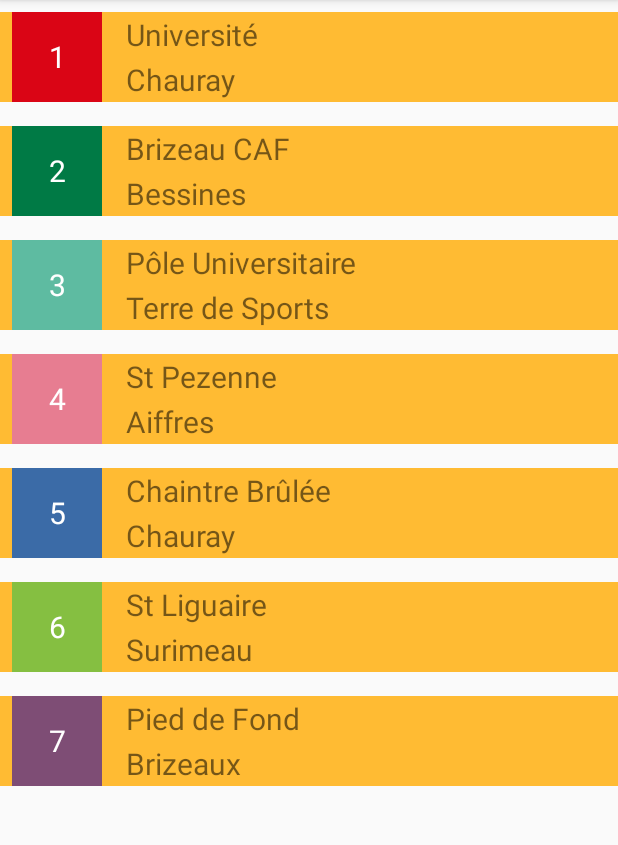
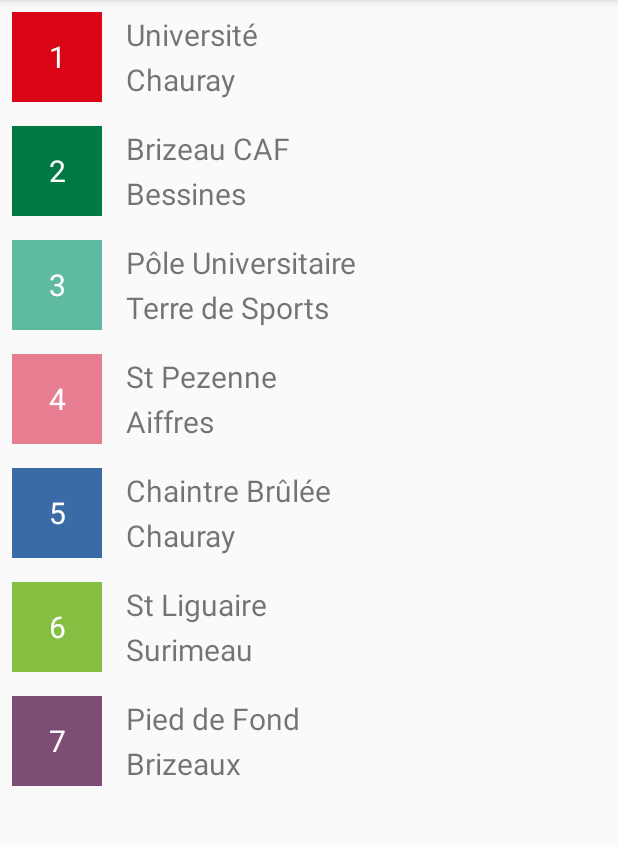
Before and after one commit to dcz-switcher/niortbus, an Android app: the screen it shows after launch (MainActivity), on a phone screen of 412 x 824 dp, the part 84-929 px from its top. Run offline under Robolectric (Android 15) with nearby library versions, the phone set to English and light mode, and no system bars.

Commit message:
fix layout of item list issue (not fit all width

```diff
--- a/app/src/main/res/layout/activity_main.xml
+++ b/app/src/main/res/layout/activity_main.xml
@@ -1,7 +1,6 @@
 <?xml version="1.0" encoding="utf-8"?>
 <android.support.constraint.ConstraintLayout
     xmlns:android="http://schemas.android.com/apk/res/android"
-    xmlns:app="http://schemas.android.com/apk/res-auto"
     xmlns:tools="http://schemas.android.com/tools"
     android:layout_width="match_parent"
     android:layout_height="match_parent"
--- a/app/src/main/res/layout/fragment_line_list.xml
+++ b/app/src/main/res/layout/fragment_line_list.xml
@@ -1,7 +1,6 @@
 <?xml version="1.0" encoding="utf-8"?>
 <android.support.v7.widget.RecyclerView
+    xmlns:android="http://schemas.android.com/apk/res/android"
     android:id="@+id/line_list"
     android:layout_width="match_parent"
-    android:layout_height="match_parent"
-
-    xmlns:android="http://schemas.android.com/apk/res/android"/>
+    android:layout_height="match_parent"/>
--- a/app/src/main/res/layout/line_list_item.xml
+++ b/app/src/main/res/layout/line_list_item.xml
@@ -1,11 +1,10 @@
 <?xml version="1.0" encoding="utf-8"?>
-
-<!--
-android:background="?attr/selectableItemBackground"
--->
+<RelativeLayout xmlns:android="http://schemas.android.com/apk/res/android"
+                android:layout_height="wrap_content"
+                android:layout_width="match_parent">
 
     <LinearLayout xmlns:android="http://schemas.android.com/apk/res/android"
-              android:background="@android:color/holo_orange_light"
+                  android:background="?attr/selectableItemBackground"
                   android:clickable="true"
                   android:focusable="true"
                   android:orientation="horizontal"
@@ -54,3 +53,4 @@
         </LinearLayout>
 
     </LinearLayout>
+</RelativeLayout>
```
Lines whose indentation alone changed are shown as unchanged.
